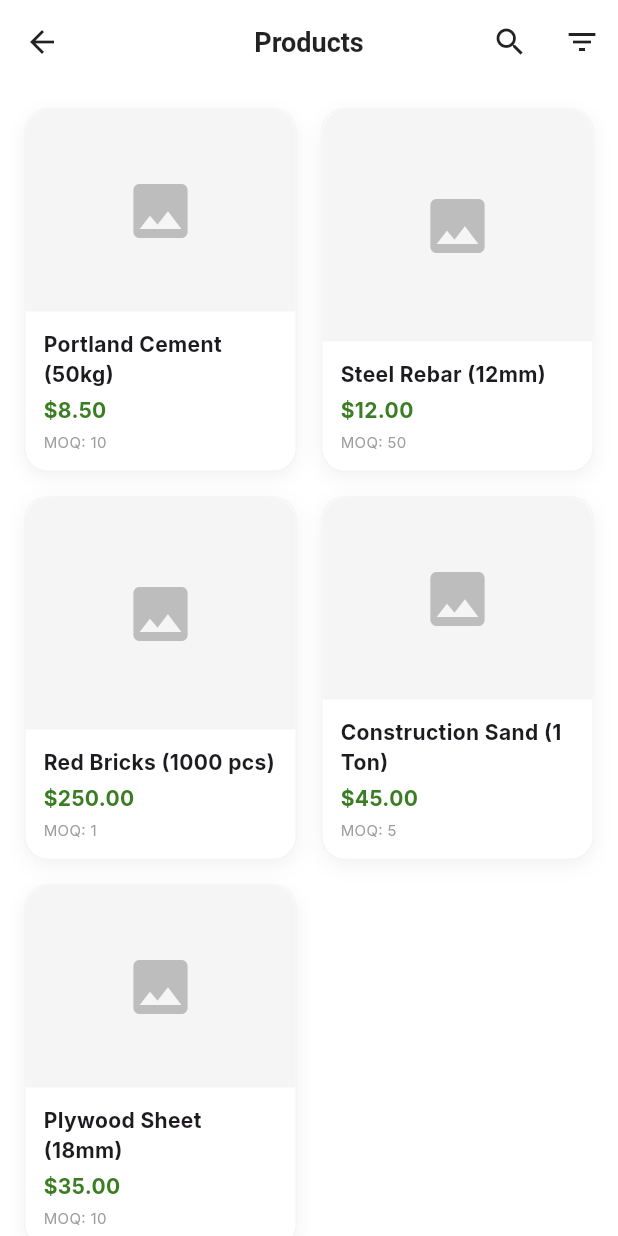
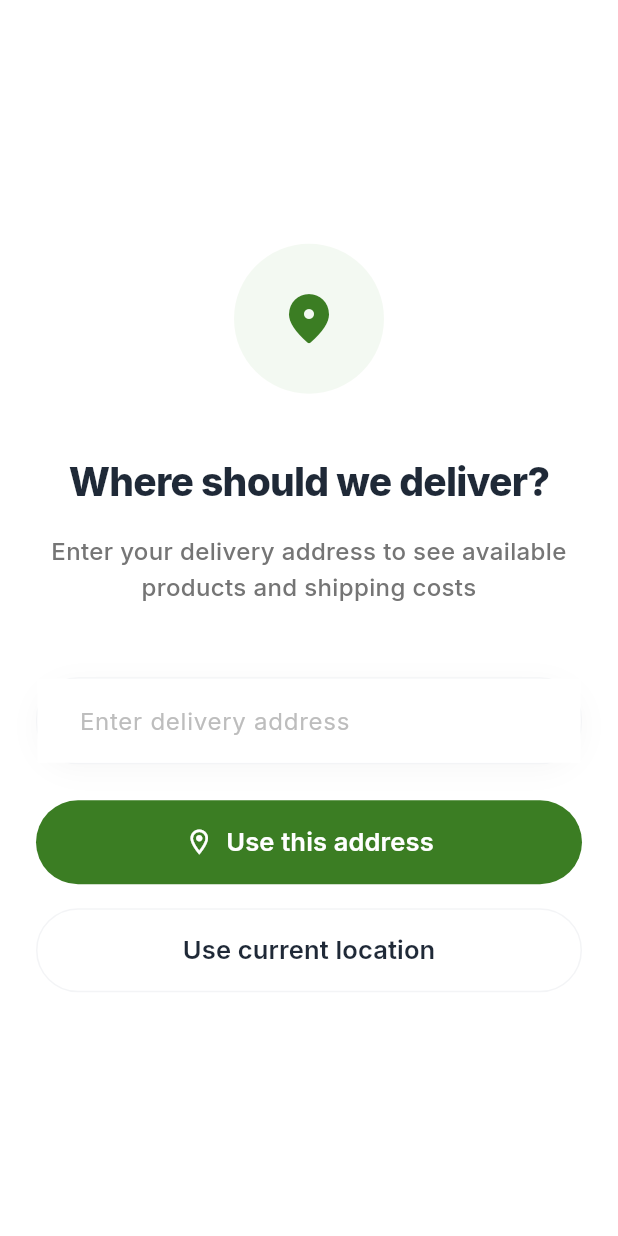
Before and after one commit to sudo-init-do/gopickup-frontend-v2, a Flutter app: the ClientProductsScreen screen opened directly, on a phone screen of 412 x 824 dp. Run offline on Flutter 3.47's test engine with Material 3 defaults, Android fonts, the phone set to English and light mode, and no system bars; our stand-ins replace flutter_riverpod, go_router, google_fonts.

Commit message:
feat: Implement an address selection flow before displaying products and update product card styling.

```diff
--- a/lib/src/features/client/presentation/client_products_screen.dart
+++ b/lib/src/features/client/presentation/client_products_screen.dart
@@ -4,33 +4,173 @@ import '../../../common/styles/app_colors.dart';
 import '../../client/data/product_repository.dart';
 import '../../../common/models/product.dart';
 
-class ClientProductsScreen extends ConsumerWidget {
+class ClientProductsScreen extends StatefulWidget {
   const ClientProductsScreen({super.key});
 
   @override
-  Widget build(BuildContext context, WidgetRef ref) {
+  State<ClientProductsScreen> createState() => _ClientProductsScreenState();
+}
+
+class _ClientProductsScreenState extends State<ClientProductsScreen> {
+  bool _hasAddress = false;
+
+  @override
+  Widget build(BuildContext context) {
+    if (!_hasAddress) {
+      return _buildAddressSelection();
+    }
+    return _buildProductList(context);
+  }
+
+  Widget _buildAddressSelection() {
+    return Scaffold(
+      backgroundColor: Colors.white,
+      body: SafeArea(
+        child: Padding(
+          padding: const EdgeInsets.symmetric(horizontal: 24.0),
+          child: Column(
+            mainAxisAlignment: MainAxisAlignment.center,
+            children: [
+              // Location Icon in circle
+              Container(
+                width: 100,
+                height: 100,
+                decoration: BoxDecoration(
+                  color: AppColors.primaryLight.withOpacity(0.5),
+                  shape: BoxShape.circle,
+                ),
+                child: const Icon(
+                  Icons.location_on_rounded,
+                  color: Color(0xFF3B7D23),
+                  size: 40,
+                ),
+              ),
+              const SizedBox(height: 40),
+              // Heading
+              const Text(
+                'Where should we deliver?',
+                style: TextStyle(
+                  fontSize: 26,
+                  fontWeight: FontWeight.w800,
+                  color: Color(0xFF1F2937),
+                  letterSpacing: -0.5,
+                ),
+                textAlign: TextAlign.center,
+              ),
+              const SizedBox(height: 16),
+              // Subheading
+              Text(
+                'Enter your delivery address to see available\nproducts and shipping costs',
+                style: TextStyle(
+                  fontSize: 16,
+                  color: Colors.grey[600],
+                  height: 1.5,
+                  fontWeight: FontWeight.w500,
+                ),
+                textAlign: TextAlign.center,
+              ),
+              const SizedBox(height: 48),
+              // Text Field
+              Container(
+                decoration: BoxDecoration(
+                  color: Colors.white,
+                  borderRadius: BorderRadius.circular(28),
+                  border: Border.all(color: const Color(0xFFF3F4F6)),
+                  boxShadow: [
+                    BoxShadow(
+                      color: Colors.black.withOpacity(0.03),
+                      blurRadius: 15,
+                      offset: const Offset(0, 4),
+                    ),
+                  ],
+                ),
+                child: TextField(
+                  decoration: InputDecoration(
+                    hintText: 'Enter delivery address',
+                    hintStyle: TextStyle(color: Colors.grey[400], fontSize: 16),
+                    border: InputBorder.none,
+                    enabledBorder: InputBorder.none,
+                    focusedBorder: InputBorder.none,
+                    contentPadding: const EdgeInsets.symmetric(horizontal: 24, vertical: 16),
+                  ),
+                ),
+              ),
+              const SizedBox(height: 24),
+              // Use this address button
+              SizedBox(
+                width: double.infinity,
+                height: 56,
+                child: ElevatedButton(
+                  onPressed: () => setState(() => _hasAddress = true),
+                  style: ElevatedButton.styleFrom(
+                    backgroundColor: AppColors.primary,
+                    foregroundColor: Colors.white,
+                    elevation: 0,
+                    shape: RoundedRectangleBorder(
+                      borderRadius: BorderRadius.circular(28),
+                    ),
+                  ),
+                  child: Row(
+                    mainAxisAlignment: MainAxisAlignment.center,
+                    children: const [
+                      Icon(Icons.location_on_outlined, size: 20),
+                      SizedBox(width: 8),
+                      Text(
+                        'Use this address',
+                        style: TextStyle(fontSize: 17, fontWeight: FontWeight.w600),
+                      ),
+                    ],
+                  ),
+                ),
+              ),
+              const SizedBox(height: 16),
+              // Use current location button
+              SizedBox(
+                width: double.infinity,
+                height: 56,
+                child: OutlinedButton(
+                  onPressed: () {},
+                  style: OutlinedButton.styleFrom(
+                    foregroundColor: const Color(0xFF1F2937),
+                    side: const BorderSide(color: Color(0xFFF3F4F6)),
+                    shape: RoundedRectangleBorder(
+                      borderRadius: BorderRadius.circular(28),
+                    ),
+                  ),
+                  child: const Text(
+                    'Use current location',
+                    style: TextStyle(fontSize: 17, fontWeight: FontWeight.w600),
+                  ),
+                ),
+              ),
+            ],
+          ),
+        ),
+      ),
+    );
+  }
+
+  Widget _buildProductList(BuildContext context) {
+    return Consumer(
+      builder: (context, ref, _) {
         final products = ref.watch(productsProvider);
-
         return Scaffold(
           backgroundColor: Colors.white,
           appBar: AppBar(
-        title: const Text('Products'),
+            title: const Text('Store'),
             centerTitle: true,
             backgroundColor: Colors.white,
             elevation: 0,
+            leading: IconButton(
+              icon: const Icon(Icons.arrow_back_ios_new_rounded, size: 20),
+              onPressed: () => setState(() => _hasAddress = false),
+            ),
             actions: [
-          IconButton(
-            icon: const Icon(Icons.search),
-            onPressed: () {},
-          ),
-          IconButton(
-            icon: const Icon(Icons.filter_list),
-            onPressed: () {},
-          ),
+              IconButton(icon: const Icon(Icons.search), onPressed: () {}),
             ],
           ),
           body: GridView.builder(
-        padding: const EdgeInsets.all(16),
+            padding: const EdgeInsets.all(20),
             gridDelegate: const SliverGridDelegateWithFixedCrossAxisCount(
               crossAxisCount: 2,
               childAspectRatio: 0.75,
@@ -43,12 +183,13 @@ class ClientProductsScreen extends ConsumerWidget {
             },
           ),
         );
+      },
+    );
   }
 }
 
 class ProductCard extends StatelessWidget {
   final Product product;
-
   const ProductCard({super.key, required this.product});
 
   @override
@@ -56,12 +197,12 @@ class ProductCard extends StatelessWidget {
     return Container(
       decoration: BoxDecoration(
         color: Colors.white,
-        borderRadius: BorderRadius.circular(16),
+        borderRadius: BorderRadius.circular(24),
         border: Border.all(color: Colors.grey.shade100),
         boxShadow: [
           BoxShadow(
-            color: Colors.black.withOpacity(0.05),
-            blurRadius: 10,
+            color: Colors.black.withOpacity(0.04),
+            blurRadius: 15,
             offset: const Offset(0, 4),
           ),
         ],
@@ -72,43 +213,37 @@ class ProductCard extends StatelessWidget {
           Expanded(
             child: Container(
               decoration: BoxDecoration(
-                color: Colors.grey[100],
-                borderRadius: const BorderRadius.vertical(top: Radius.circular(16)),
+                color: const Color(0xFFF9FAFB),
+                borderRadius: const BorderRadius.vertical(top: Radius.circular(24)),
               ),
               alignment: Alignment.center,
-              child: Icon(Icons.image, size: 48, color: Colors.grey[400]),
+              child: Icon(Icons.image_outlined, size: 40, color: Colors.grey[300]),
             ),
           ),
           Padding(
-            padding: const EdgeInsets.all(12),
+            padding: const EdgeInsets.all(16),
             child: Column(
               crossAxisAlignment: CrossAxisAlignment.start,
               children: [
                 Text(
                   product.name,
-                  style: const TextStyle(
-                    fontWeight: FontWeight.bold,
-                    fontSize: 14,
-                  ),
-                  maxLines: 2,
+                  style: const TextStyle(fontWeight: FontWeight.w700, fontSize: 15, color: Color(0xFF1F2937)),
+                  maxLines: 1,
                   overflow: TextOverflow.ellipsis,
                 ),
-                const SizedBox(height: 4),
+                const SizedBox(height: 6),
+                Row(
+                  mainAxisAlignment: MainAxisAlignment.spaceBetween,
+                  children: [
                     Text(
                       '\$${product.price.toStringAsFixed(2)}',
-                  style: TextStyle(
-                    color: AppColors.primary,
-                    fontWeight: FontWeight.bold,
-                    fontSize: 14,
+                      style: const TextStyle(color: Color(0xFF3B7D23), fontWeight: FontWeight.w800, fontSize: 16),
                     ),
-                ),
-                const SizedBox(height: 4),
                     Text(
                       'MOQ: ${product.moq}',
-                  style: TextStyle(
-                    color: Colors.grey[500],
-                    fontSize: 10,
+                      style: TextStyle(color: Colors.grey[400], fontSize: 11, fontWeight: FontWeight.w600),
                     ),
+                  ],
                 ),
               ],
             ),
```
Lines whose indentation alone changed are shown as unchanged.
